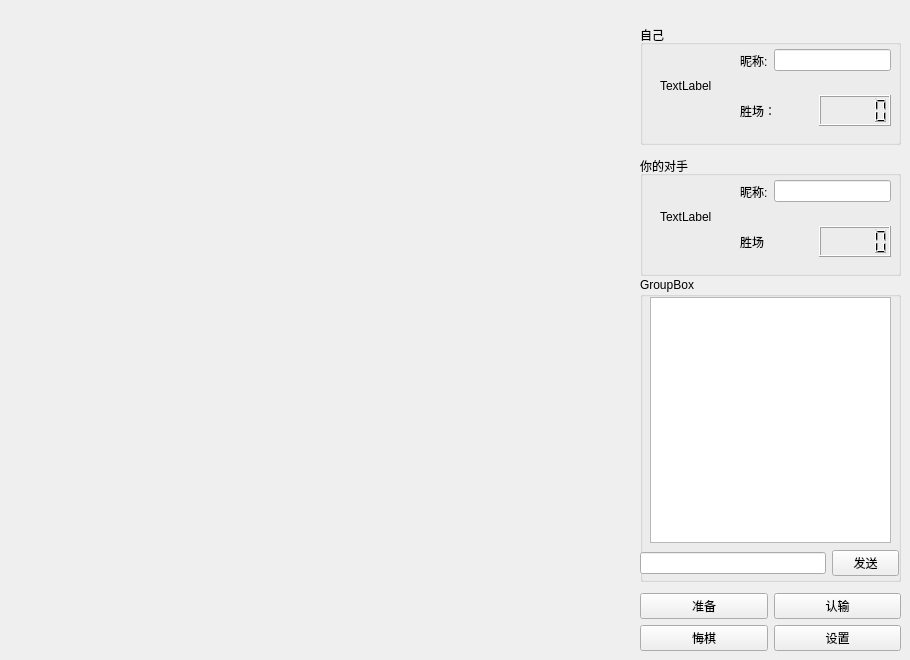
Before: the Qt Designer form Gomoku/HomePage.ui in Mango-HaiK/Gomuku, drawn with Qt 5.
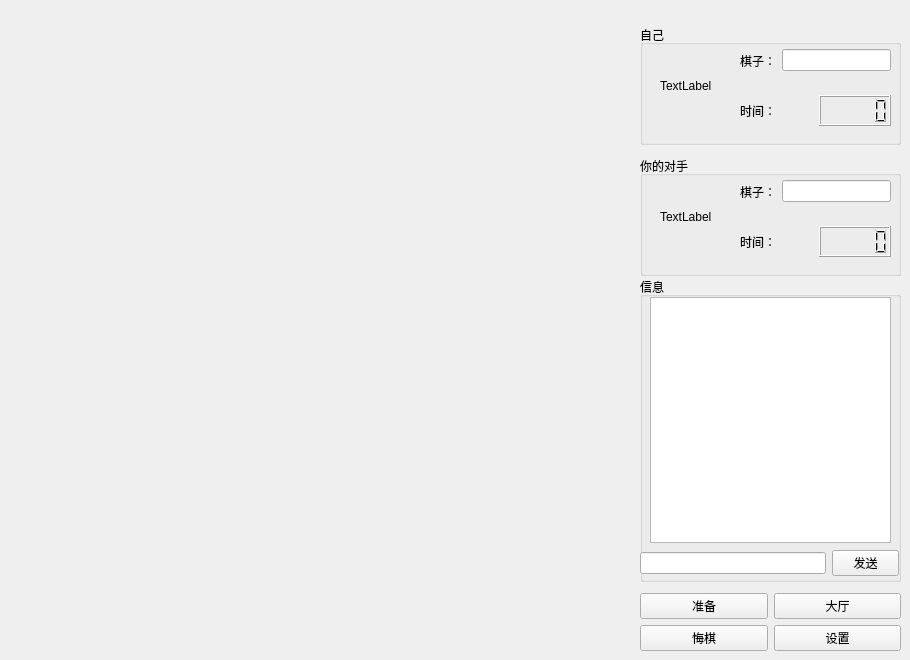
After: the same form once the commit is applied.

```diff
--- a/Gomoku/HomePage.ui
+++ b/Gomoku/HomePage.ui
@@ -77,7 +77,7 @@
         <item>
          <widget class="QLabel" name="label_10">
           <property name="text">
-           <string>昵称:</string>
+           <string>棋子：</string>
           </property>
          </widget>
         </item>
@@ -99,7 +99,7 @@
         <item>
          <widget class="QLabel" name="label_11">
           <property name="text">
-           <string>胜场：</string>
+           <string>时间：</string>
           </property>
          </widget>
         </item>
@@ -153,7 +153,7 @@
         <item>
          <widget class="QLabel" name="label_3">
           <property name="text">
-           <string>昵称:</string>
+           <string>棋子：</string>
           </property>
          </widget>
         </item>
@@ -175,7 +175,7 @@
         <item>
          <widget class="QLabel" name="label_5">
           <property name="text">
-           <string>胜场</string>
+           <string>时间：</string>
           </property>
          </widget>
         </item>
@@ -201,7 +201,7 @@
        </size>
       </property>
       <property name="title">
-       <string>GroupBox</string>
+       <string>信息</string>
       </property>
       <widget class="QTextEdit" name="text_edit_chat_info">
        <property name="geometry">
@@ -275,7 +275,7 @@
       <item row="0" column="1">
        <widget class="QPushButton" name="btn_currender">
         <property name="text">
-         <string>认输</string>
+         <string>大厅</string>
         </property>
        </widget>
       </item>
```
Left out of the diff: 13 changed lines with no effect on the pictures.
